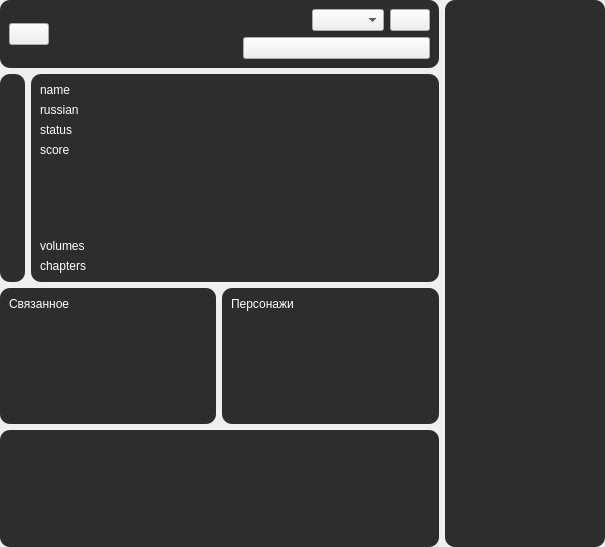
First picture: the form in data/ui/info.ui, repository brandonzorn/Nlight, before the edit.
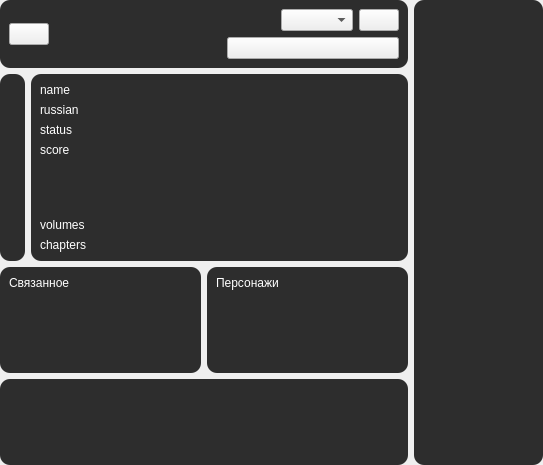
Second picture: the form after the edit. Icons and pictures are not drawn.

The edit to the form file:
```diff
--- a/data/ui/info.ui
+++ b/data/ui/info.ui
@@ -6,8 +6,8 @@
    <rect>
     <x>0</x>
     <y>0</y>
-    <width>605</width>
-    <height>547</height>
+    <width>543</width>
+    <height>465</height>
    </rect>
   </property>
   <property name="windowTitle">
```
Left out of the diff: 6 changed lines with no effect on the pictures.
